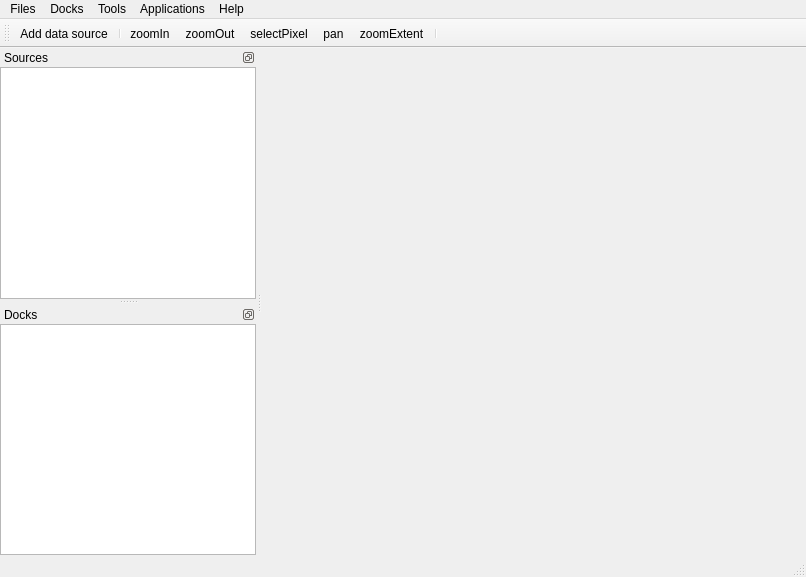
Qt form enmapbox/gui/ui/enmapbox_gui.ui (jakimowb/enmapbox_testmigration2) before a commit.
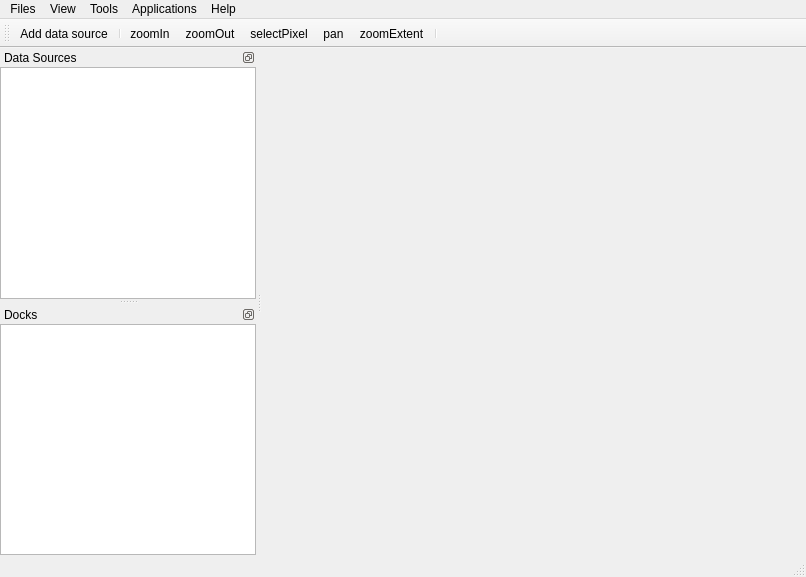
The same form after that commit. Icons and pictures are not drawn.

Commit message: refactoring, band slider ticks

Patch:
```diff
--- a/enmapbox/gui/ui/enmapbox_gui.ui
+++ b/enmapbox/gui/ui/enmapbox_gui.ui
@@ -49,7 +49,7 @@
    </widget>
    <widget class="QMenu" name="menuView">
     <property name="title">
-     <string>Docks</string>
+     <string>View</string>
     </property>
     <addaction name="actionAddMapView"/>
     <addaction name="actionAddTextView"/>
@@ -90,7 +90,7 @@
     <set>Qt::AllDockWidgetAreas</set>
    </property>
    <property name="windowTitle">
-    <string>Sources</string>
+    <string>Data Sources</string>
    </property>
    <attribute name="dockWidgetArea">
     <number>1</number>
```
The commit also changes 1 other file.
